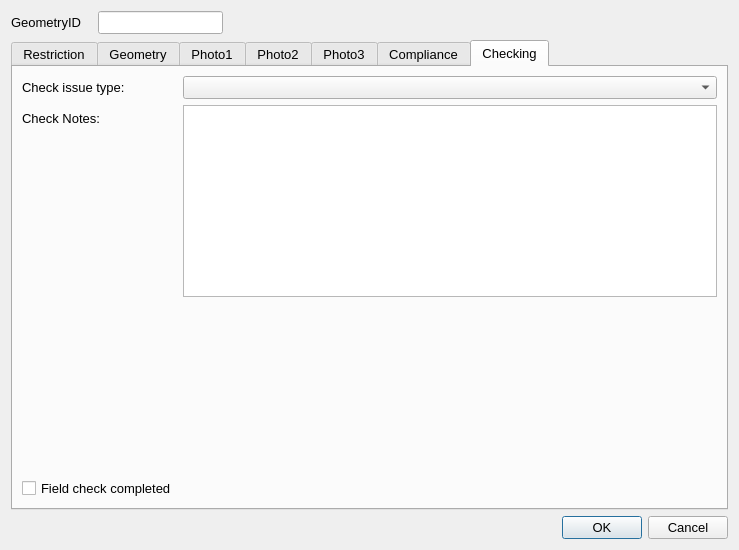
The window that ui/RestrictionForVehicles.ui (tlh22/demandForm) describes before a commit, drawn with Qt 5.
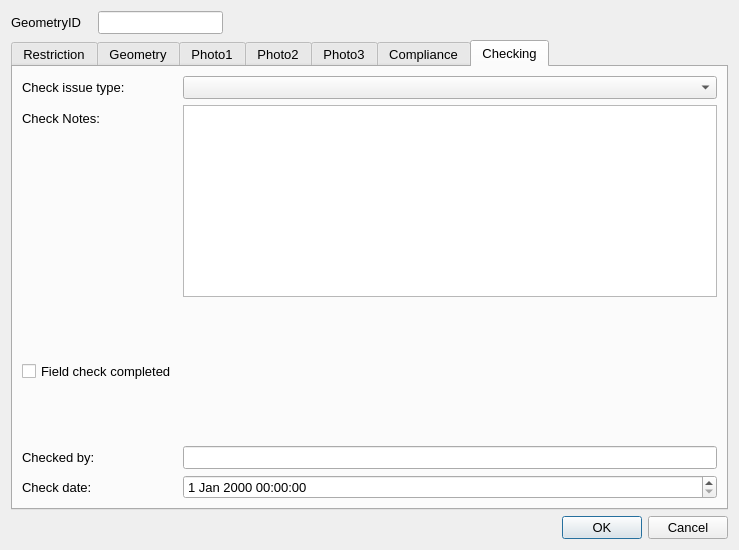
The same window after the commit. The open tabs and pages were chosen to show the change. Icons and pictures are not drawn.

What changed in the file:
```diff
--- a/ui/RestrictionForVehicles.ui
+++ b/ui/RestrictionForVehicles.ui
@@ -585,6 +585,39 @@
          </property>
         </spacer>
        </item>
+       <item row="7" column="0">
+        <widget class="QLabel" name="label_16">
+         <property name="text">
+          <string>Checked by:</string>
+         </property>
+        </widget>
+       </item>
+       <item row="5" column="0">
+        <spacer name="verticalSpacer_3">
+         <property name="orientation">
+          <enum>Qt::Vertical</enum>
+         </property>
+         <property name="sizeHint" stdset="0">
+          <size>
+           <width>20</width>
+           <height>10</height>
+          </size>
+         </property>
+        </spacer>
+       </item>
+       <item row="7" column="1">
+        <widget class="QLineEdit" name="Last_MHTC_Check_UpdatePerson"/>
+       </item>
+       <item row="8" column="0">
+        <widget class="QLabel" name="label_17">
+         <property name="text">
+          <string>Check date:</string>
+         </property>
+        </widget>
+       </item>
+       <item row="8" column="1">
+        <widget class="QDateTimeEdit" name="Last_MHTC_Check_UpdateDateTime"/>
+       </item>
       </layout>
      </widget>
     </widget>
```
